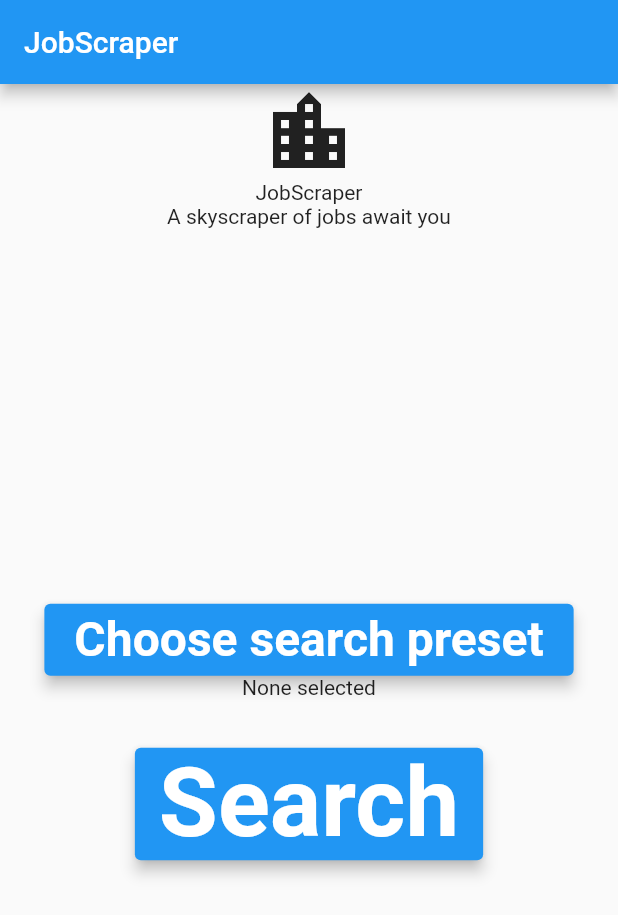
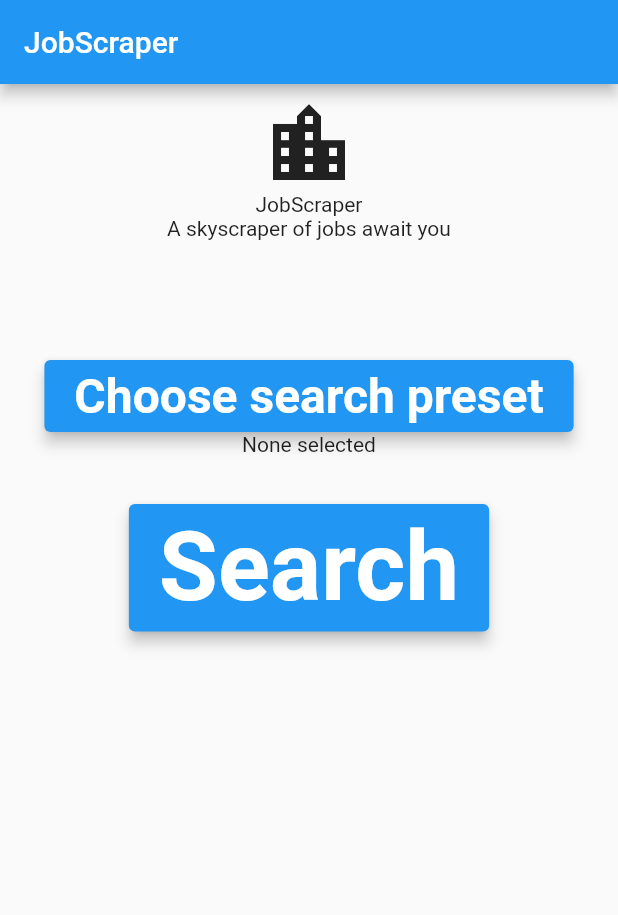
Before and after one commit to ClassyChameleon/gvg_job_scraper, a Flutter app: the screen it shows after launch, on a phone screen of 412 x 824 dp. Shown: the top 915 px of the screen. Run offline on Flutter 3.47's test engine with Material 2 defaults, Android fonts, the light colour scheme and no system bars; our stand-ins replace multi_dropdown.

Commit message:
Working on skeleton. Search presets

```diff
--- a/lib/pages/home.dart
+++ b/lib/pages/home.dart
@@ -1,7 +1,9 @@
 // ignore_for_file: prefer_const_constructors, sort_child_properties_last, prefer_const_literals_to_create_immutables
 
 import 'package:flutter/material.dart';
-import 'package:gvg_job_scraper/components/app_bar.dart';
+import 'package:gvg_job_scraper/widgets/app_bar.dart';
+import 'package:gvg_job_scraper/widgets/button_preset.dart';
+import 'package:gvg_job_scraper/pages/presets.dart';
 
 class Home extends StatefulWidget {
   const Home({super.key});
@@ -18,6 +20,7 @@
       body: Center(
         child: Column(
           children: [
+            SizedBox(height: 8.0),
             Column(
               mainAxisAlignment: MainAxisAlignment.start,
               crossAxisAlignment: CrossAxisAlignment.center,
@@ -34,28 +37,16 @@
                 ),
               ],
             ),
-            Expanded(
-              child: Column(
+            SizedBox(height: 80.0),
+            Column(
               mainAxisAlignment: MainAxisAlignment.center,
               crossAxisAlignment: CrossAxisAlignment.center,
               children: [
                 Column(
                   children: [
-                      ElevatedButton(
-                        onPressed: onPressed,
-                        style: ElevatedButton.styleFrom(
-                          backgroundColor: Colors.blue,
-                          elevation: 4,
-                          padding: EdgeInsets.fromLTRB(20, 5, 20, 5),
-                        ),
-                        child: Text(
-                          'Choose search preset',
-                          style: TextStyle(
-                            fontSize: 32,
-                            fontWeight: FontWeight.bold,
-                            color: Colors.white,
-                          ),
-                        ),
+                    ButtonPreset(
+                      onPressed: chooseSearchPreset,
+                      childText: 'Choose search preset',
                     ),
                     Text(
                       'None selected',
@@ -67,25 +58,18 @@
                 ),
                 Column(
                   children: [
-                      ElevatedButton(
+                    ButtonPreset(
                       onPressed: onPressed,
-                        style: ElevatedButton.styleFrom(
-                          backgroundColor: Colors.blue,
-                          elevation: 4,
-                        ),
-                        child: Text(
-                          'Search',
-                          style: TextStyle(
+                      childText: 'Search',
+                      textStyle: TextStyle(
                         fontSize: 64,
                         fontWeight: FontWeight.bold,
                         color: Colors.white,
                       ),
                     ),
-                      ),
                   ],
                 ),
               ],
-              ),
             ),
           ],
         ),
@@ -94,4 +78,7 @@
   }
 
   void onPressed() {}
+  void chooseSearchPreset() {
+    Navigator.push(context, MaterialPageRoute(builder: (context) => Presets()));
   }
+}
--- a/lib/pages/search_words.dart
+++ b/lib/pages/search_words.dart
@@ -1,6 +1,6 @@
 // ignore_for_file: prefer_const_constructors, prefer_const_literals_to_create_immutables
 import 'package:flutter/material.dart';
-import 'package:gvg_job_scraper/components/app_bar.dart';
+import 'package:gvg_job_scraper/widgets/app_bar.dart';
 
 class SearchWords extends StatefulWidget {
   const SearchWords({super.key});
--- /dev/null
+++ b/lib/widgets/button_preset.dart
@@ -0,0 +1,32 @@
+import 'package:flutter/material.dart';
+
+// The AppBar to be used for all pages
+class ButtonPreset extends StatelessWidget {
+  const ButtonPreset(
+      {Key? key,
+      required this.onPressed,
+      required this.childText,
+      this.textStyle = const TextStyle(
+        fontSize: 32,
+        fontWeight: FontWeight.bold,
+        color: Colors.white,
+      )})
+      : super(key: key);
+
+  final Function()? onPressed;
+  final String childText;
+  final TextStyle textStyle;
+
+  @override
+  Widget build(BuildContext context) {
+    return ElevatedButton(
+      onPressed: onPressed,
+      style: ElevatedButton.styleFrom(
+        backgroundColor: Colors.blue,
+        elevation: 4,
+        padding: const EdgeInsets.fromLTRB(20, 5, 20, 5),
+      ),
+      child: Text(childText, style: textStyle),
+    );
+  }
+}
--- /dev/null
+++ b/lib/widgets/page_route_side.dart
@@ -0,0 +1,2 @@
+
+// Changes the routing animation so it goes to the side
--- a/pubspec.yaml
+++ b/pubspec.yaml
@@ -9,6 +9,7 @@
 dependencies:
   flutter:
     sdk: flutter
+  multi_dropdown: ^2.1.0
 
 dev_dependencies:
   flutter_test:
```
Also changed, not shown: lib/pages/preset.dart (+150 -0 lines), lib/pages/presets.dart (+68 -2 lines), lib/widgets/app_bar.dart (renamed from lib/components/app_bar.dart). Lines whose indentation alone changed are shown as unchanged.
